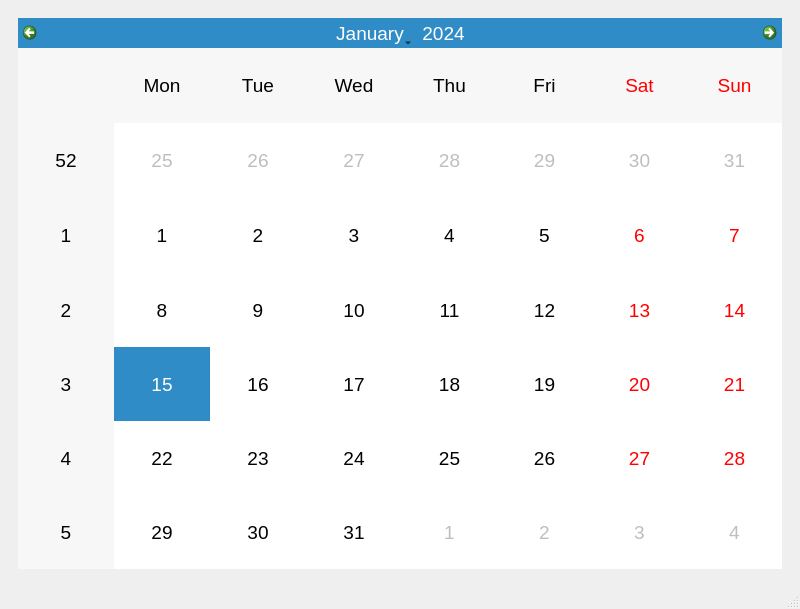
First picture: the form in Calendar/calendar.ui, repository decinx1/Sistema-hidrop-nico-Monitoreado, before the edit.
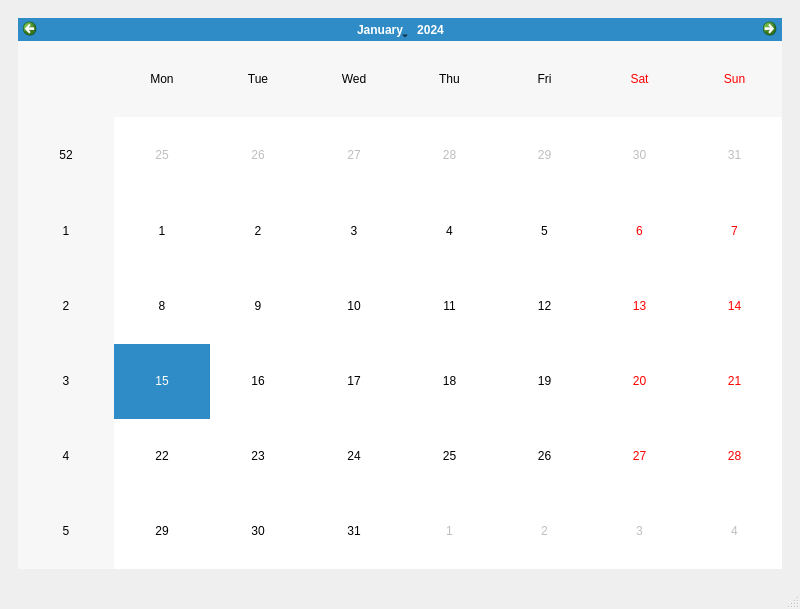
Second picture: the form after the edit.

Commit message: estilos calendario p1

```diff
--- a/Calendar/calendar.ui
+++ b/Calendar/calendar.ui
@@ -21,7 +21,163 @@
        <item>
         <widget class="QCalendarWidget" name="calendarWidget">
          <property name="styleSheet">
-          <string notr="true">font:14pt;</string>
+          <string notr="true">
+QCalendarWidget {
+    background-color: #FFFFFF;
+    color: #212121; /* Texto oscuro por defecto */
+    border: 1px solid #E0E0E0; /* Borde general muy claro */
+    font-family: &quot;Segoe UI&quot;, Arial, sans-serif; /* O tu fuente preferida */
+}
+
+/* --- Barra de Navegación --- */
+QCalendarWidget QWidget#qt_calendar_navigationbar {
+    background-color: #8BC34A; /* Verde Lima */
+    min-height: 45px;
+    padding: 5px 8px; /* Espaciado interno */
+}
+
+/* === Navegación: Controles Actualizados === */
+
+/* --- 1. Botones de Flecha (Chevron Minimalista) --- */
+QCalendarWidget QToolButton#qt_calendar_prevmonth,
+QCalendarWidget QToolButton#qt_calendar_nextmonth {
+    background-color: transparent;
+    border: none;
+    color: #FFFFFF; /* Color del carácter (blanco) */
+    font-size: 18pt; /* Tamaño del carácter */
+    qproperty-text: &quot;&quot;; /* Limpiar por si acaso */
+    padding: 6px 10px; /* Espaciado interno */
+    margin: 0 3px; /* Margen externo */
+    border-radius: 4px; /* Esquinas redondeadas */
+}
+QCalendarWidget QToolButton#qt_calendar_prevmonth {
+    qproperty-text: &quot;\u2039&quot;; /* Carácter: ‹ */
+}
+QCalendarWidget QToolButton#qt_calendar_nextmonth {
+    qproperty-text: &quot;\u203A&quot;; /* Carácter: › */
+}
+
+/* --- 2. Botón de Mes (Sin flecha indicadora) --- */
+QCalendarWidget QToolButton#qt_calendar_monthbutton {
+    background-color: transparent;
+    border: none;
+    color: #FFFFFF; /* Texto Blanco */
+    font-size: 11pt;
+    font-weight: bold;
+    padding: 5px 15px; /* Espaciado */
+    margin: 0 5px; /* Margen entre mes y año */
+    border-radius: 4px;
+    text-align: center;
+}
+/* Ocultar el indicador de menú desplegable predeterminado */
+QCalendarWidget QToolButton#qt_calendar_monthbutton::menu-indicator {
+    image: none; /* Intenta quitar la flecha */
+    width: 0px; /* Asegura que no ocupe espacio */
+}
+
+/* --- 3. SpinBox de Año (Botones estilizados) --- */
+QCalendarWidget QSpinBox {
+    background-color: transparent; /* Fondo transparente */
+    color: #FFFFFF; /* Texto Blanco */
+    border: none; /* Sin borde alrededor del texto */
+    font-size: 11pt;
+    font-weight: bold;
+    padding: 5px; /* Espaciado para el texto */
+    min-width: 70px; /* Ancho mínimo */
+    /* Estilo de selección DENTRO del SpinBox */
+    selection-background-color: rgba(255, 255, 255, 0.4);
+    selection-color: #000000; /* Texto negro al seleccionar */
+}
+/* Estilo de los botones de subir/bajar del SpinBox */
+QCalendarWidget QSpinBox::up-button,
+QCalendarWidget QSpinBox::down-button {
+    background-color: rgba(255, 255, 255, 0.1); /* Fondo muy sutil */
+    border: none; /* Sin borde */
+    width: 22px; /* Ancho del botón */
+    border-radius: 4px; /* Esquinas redondeadas */
+    margin: 1px 2px 1px 0; /* Margen (Arriba Derecha Abajo Izquierda) */
+}
+QCalendarWidget QSpinBox::up-button {
+     subcontrol-origin: padding; /* Posición relativa al padding */
+     subcontrol-position: top right; /* Arriba a la derecha */
+}
+QCalendarWidget QSpinBox::down-button {
+     subcontrol-origin: padding;
+     subcontrol-position: bottom right; /* Abajo a la derecha */
+}
+/* Ocultar las flechas gráficas predeterminadas */
+QCalendarWidget QSpinBox::up-arrow,
+QCalendarWidget QSpinBox::down-arrow {
+     border: none;
+     width: 0px;
+     height: 0px;
+     background: transparent;
+     /* El estilo se aplica al botón (::up-button, ::down-button) */
+}
+
+/* --- Hover/Pressed para TODOS los botones en la barra --- */
+/* Aplica a flechas, mes, año (si es botón) y botones del spinbox */
+QCalendarWidget QWidget#qt_calendar_navigationbar QToolButton:hover,
+QCalendarWidget QSpinBox::up-button:hover,
+QCalendarWidget QSpinBox::down-button:hover {
+    background-color: rgba(255, 255, 255, 0.25); /* Overlay blanco en hover */
+}
+QCalendarWidget QWidget#qt_calendar_navigationbar QToolButton:pressed,
+QCalendarWidget QSpinBox::up-button:pressed,
+QCalendarWidget QSpinBox::down-button:pressed {
+    background-color: rgba(255, 255, 255, 0.35); /* Overlay más fuerte al presionar */
+}
+
+
+/* === Resto del Estilo del Calendario (Sin cambios respecto al anterior) === */
+
+/* --- Vista de Tabla del Calendario --- */
+QCalendarWidget QTableView {
+    background-color: #FFFFFF;
+    border: none;
+    gridline-color: #E0E0E0; /* Líneas sutiles */
+    selection-background-color: #1565C0; /* Azul Fuerte para selección */
+    selection-color: #FFFFFF; /* Texto blanco en selección */
+}
+/* --- Celdas de Fecha --- */
+QCalendarWidget QTableView::item {
+    padding: 8px;
+    text-align: center;
+    border: 1px solid #F5F5F5; /* Borde muy sutil */
+    border-radius: 4px; /* Esquinas redondeadas */
+    color: #212121; /* Texto oscuro */
+}
+/* --- Hover sobre Fechas --- */
+QCalendarWidget QTableView::item:hover {
+    background-color: #F5F5F5; /* Gris claro */
+    color: #000000;
+    border: 1px solid #E0E0E0;
+}
+/* --- Fecha Seleccionada --- */
+QCalendarWidget QTableView::item:selected {
+    background-color: #1565C0; /* Azul Fuerte */
+    color: #FFFFFF;
+    font-weight: bold;
+    border: 1px solid #0D47A1; /* Borde azul oscuro */
+    border-radius: 4px;
+}
+/* --- Barra de Días de la Semana --- */
+QCalendarWidget QWidget#qt_calendar_weekdaybar {
+    background-color: #8BC34A; /* Verde Lima */
+    color: #FFFFFF; /* Texto Blanco */
+    font-size: 9pt;
+    font-weight: bold;
+    text-transform: uppercase; /* Mayúsculas */
+    padding: 10px 0;
+    border-bottom: 1px solid #7CB342; /* Línea inferior verde oscuro */
+}
+/* --- Fechas Deshabilitadas --- */
+QCalendarWidget QAbstractItemView:disabled {
+    color: #BDBDBD; /* Gris claro */
+    selection-background-color: transparent;
+    selection-color: #BDBDBD;
+}
+</string>
          </property>
         </widget>
        </item>
```
The commit also changes 569 other files.
